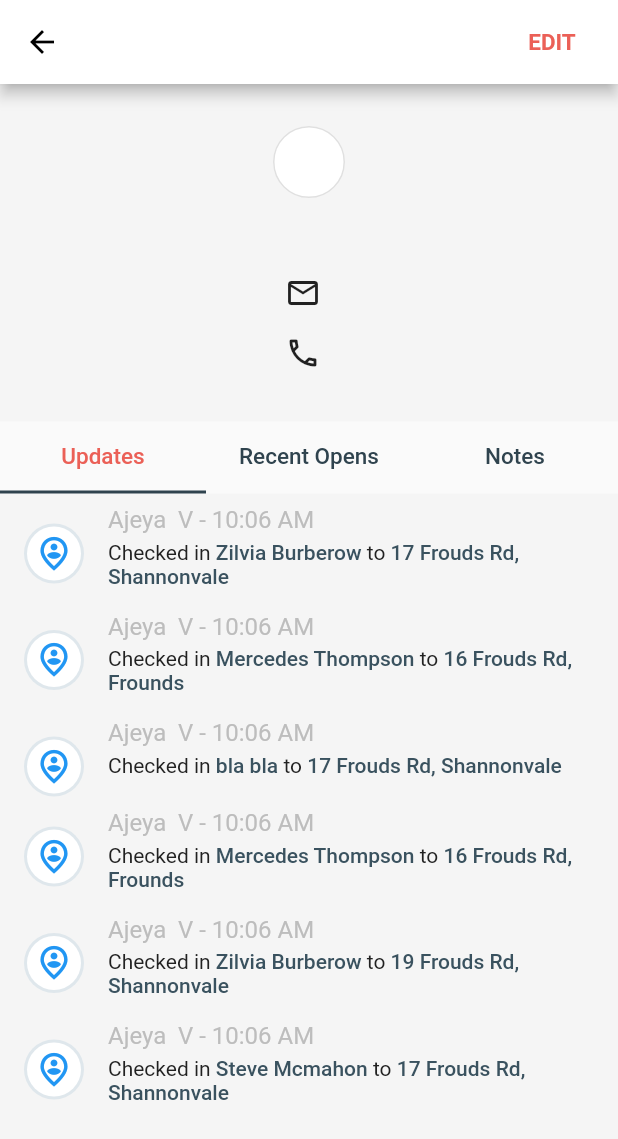
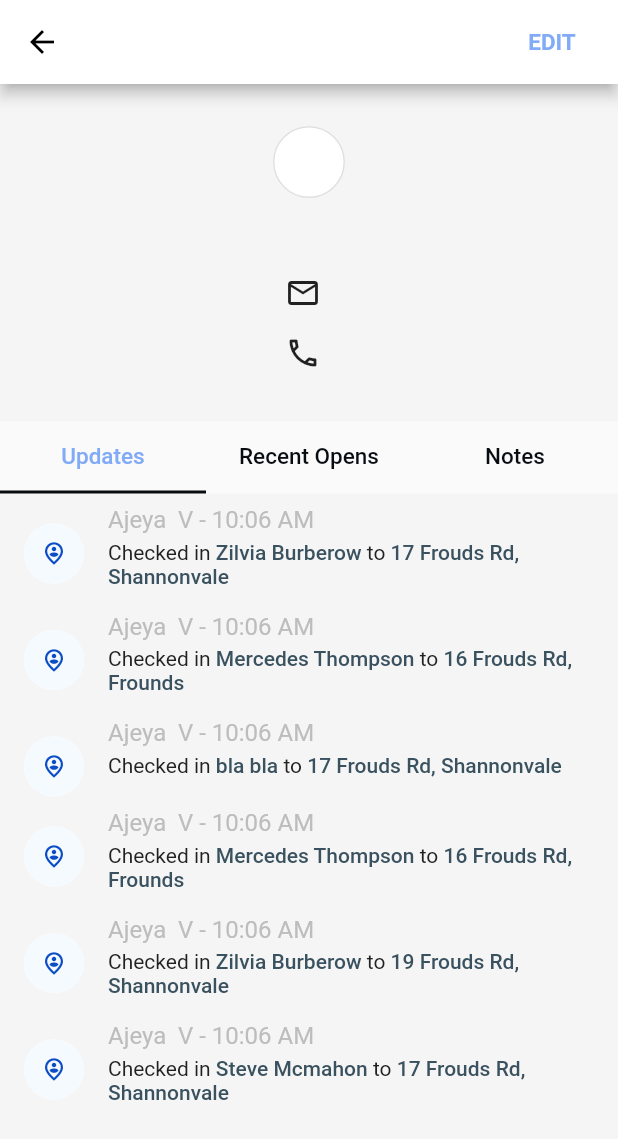
Before and after one commit to rohitattaluri552/agent-app, a Flutter app: the ContactView screen opened directly with empty values, on a phone screen of 412 x 824 dp. Shown: the top 1139 px of the screen. Run offline on Flutter 3.47's test engine with Material 2 defaults, Android fonts, the phone set to English and light mode, and no system bars; our stand-ins replace outline_material_icons; network calls fail; Roboto replaces fonts that are missing (Gordita).

Commit message:
Added app drawer, modified activity tiles, empty upcoming event tiles

```diff
--- a/lib/constants/styles.dart
+++ b/lib/constants/styles.dart
@@ -21,13 +21,14 @@ class Style {
   static const double borderRadiusExtraSmall = 4.0;
   static const double elevation = 0;
 
-  static final Color _primaryColor = Color(0xff2f434e);
+  static final Color _primaryColor = Color(0xff080C11);
   static final Color _primaryColorLight = Color(0xffdfe7ec);
   static final Color _primaryColorDark = Color(0xff3a525f);
   static final Color _contrastingTextColor = Color(0xffffffff);
   static final Color _accentTextColor = Color(0xff60899f);
   static final Color _backgroundColor = Color(0xffe6e8ea);
   static final Color _secondaryColor = Color(0xffeb6057);
+  static final Color _highlighter = Color(0xff81aaf7);
 
   static final Color _secondaryColorDark = Color(0xff280301);
   static final Color _errorColor = Color(0xffd32f2f);
@@ -80,7 +81,7 @@ class Style {
       primaryVariant: _primaryColorLight,
       background: _backgroundColor,
       onBackground: _primaryColorDark,
-      secondary: _secondaryColor,
+      secondary: _highlighter,
       onSecondary: _contrastingTextColor,
       secondaryVariant: _secondaryColorDark,
       error: _errorColor,
--- a/lib/screens/create_or_edit_contact.dart
+++ b/lib/screens/create_or_edit_contact.dart
@@ -13,10 +13,7 @@ class _CreateOrEditContactState extends State<CreateOrEditContact> {
 
   GlobalKey<FormState> _createContactformKey = GlobalKey<FormState>();
 
-
-
   TextEditingController firstNameController;
-  String note;
 
 
   @override
--- a/lib/screens/listing_view.dart
+++ b/lib/screens/listing_view.dart
@@ -1,3 +1,4 @@
+import 'package:agent_app/widgets/app_drawer.dart';
 import 'package:agent_app/widgets/listing_list_item.dart';
 import 'package:agent_app/widgets/section_title.dart';
 import 'package:agent_app/widgets/title_bar.dart';
@@ -232,6 +233,7 @@ class _ListingViewState extends State<ListingView> {
 
 
     return Scaffold (
+      drawer: AppDrawer(),
       appBar: widget.view != 'contacts' ? TitleBar(title: 'Listings') : null,
       body: Padding(
         padding: const EdgeInsets.all(0.0),
--- a/lib/widgets/activity_tile.dart
+++ b/lib/widgets/activity_tile.dart
@@ -1,3 +1,4 @@
+import 'package:agent_app/widgets/add_or_edit_note.dart';
 import 'package:flutter/material.dart';
 import 'package:outline_material_icons/outline_material_icons.dart';
 import 'package:intl/intl.dart';
@@ -6,14 +7,20 @@ enum ActivityType { note, checkin, document }
 
 final activityIcon = {
   ActivityType.checkin: OMIcons.personPinCircle,
-  ActivityType.note: OMIcons.create,
+  ActivityType.note: OMIcons.comment,
   ActivityType.document: OMIcons.description,
 };
 
 final activityIconColor = {
-  ActivityType.checkin: Colors.blue,
-  ActivityType.note: Colors.yellow,
-  ActivityType.document: Colors.green,
+  ActivityType.checkin: Color(0xff0C4DC6),
+  ActivityType.note: Color(0xff7C251e),
+  ActivityType.document: Color(0xff025B45),
+};
+
+final activityBgColor = {
+  ActivityType.checkin: Color(0xFFF5FAFF),
+  ActivityType.note: Color(0xffFCF0EF),
+  ActivityType.document: Color(0xff348254),
 };
 
 final activityDescription = {
@@ -30,16 +37,21 @@ class ActivityTile extends StatefulWidget {
 }
 
 class _ActivityTileState extends State<ActivityTile> {
+
+
   @override
   Widget build(BuildContext context) {
     final _activityObject = widget.activity;
     final textTheme = Theme.of(context).textTheme;
     final bold = textTheme.body1.copyWith(fontWeight: FontWeight.w500);
+    final noteFormType = 'editNote';
 
     dynamic getActivityType(type) {
-      if(type == 'note') return ActivityType.note;
-      else if(type == 'checkin') return ActivityType.checkin;
-      else if(type == 'document') return ActivityType.document;
+      if (type == 'note')
+        return ActivityType.note;
+      else if (type == 'checkin')
+        return ActivityType.checkin;
+      else if (type == 'document') return ActivityType.document;
     }
 
     activityCreatedAt(activity) {
@@ -51,22 +63,27 @@ class _ActivityTileState extends State<ActivityTile> {
     }
 
     Widget getActivityDescription(activity) {
-
       return RichText(
-        text: TextSpan (
-          text: '${activityDescription[getActivityType(_activityObject['type'])]} ',
+        text: TextSpan(
+          text:
+              '${activityDescription[getActivityType(_activityObject['type'])]} ',
           children: [
             TextSpan(
-              text: '${activity['firstNames']} ' ?? '',style: bold,
+              text: '${activity['firstNames']} ' ?? '',
+              style: bold,
             ),
             TextSpan(
-              text: '${activity['lastNames']} ' ?? '',style: bold,
+              text: '${activity['lastNames']} ' ?? '',
+              style: bold,
             ),
             TextSpan(
-              text:  getActivityType(activity['type']) == ActivityType.checkin ? 'to ' : 'for ',
+              text: getActivityType(activity['type']) == ActivityType.checkin
+                  ? 'to '
+                  : 'for ',
             ),
             TextSpan(
-              text: '${activity['address']}, ${activity['suburb']} ', style: bold,
+              text: '${activity['address']}, ${activity['suburb']} ',
+              style: bold,
             )
           ],
           style: textTheme.body1.copyWith(color: Colors.grey[900]),
@@ -74,9 +91,9 @@ class _ActivityTileState extends State<ActivityTile> {
       );
     }
 
-    return Container (
+    return Container(
       padding: EdgeInsets.only(bottom: 8.0),
-      child: Row (
+      child: Row(
         mainAxisSize: MainAxisSize.max,
         mainAxisAlignment: MainAxisAlignment.center,
         crossAxisAlignment: CrossAxisAlignment.start,
@@ -87,16 +104,18 @@ class _ActivityTileState extends State<ActivityTile> {
               children: <Widget>[
                 CircleAvatar(
                   child: CircleAvatar(
-                    backgroundColor: Colors.white,
+                    backgroundColor: activityBgColor[
+                        getActivityType(_activityObject['type'])],
                     foregroundColor: Colors.grey,
-                    radius: 18,
+                    radius: 22,
                     child: Icon(
                       activityIcon[getActivityType(_activityObject['type'])],
-                      size: 18 * 1.5,
-                      color: activityIconColor[getActivityType(_activityObject['type'])],
+                      size: 18,
+                      color: activityIconColor[
+                          getActivityType(_activityObject['type'])],
                     ),
                   ),
-                  backgroundColor: Theme.of(context).primaryColorLight,
+                  backgroundColor: Colors.white,
                 ),
               ],
             ),
@@ -106,25 +125,36 @@ class _ActivityTileState extends State<ActivityTile> {
               crossAxisAlignment: CrossAxisAlignment.stretch,
               children: <Widget>[
                 Text(activityCreatedAt(_activityObject),
-                  style: TextStyle(color: Colors.grey[400], fontSize: 16.0, fontWeight: FontWeight.w400)
-                ),
+                    style: TextStyle(
+                        color: Colors.grey[400],
+                        fontSize: 16.0,
+                        fontWeight: FontWeight.w400)),
                 SizedBox(height: 4.0),
                 getActivityDescription(_activityObject),
                 SizedBox(height: 8.0),
                 getActivityType(_activityObject['type']) == ActivityType.note
                     ? GestureDetector(
-                    onTap: () => {
-                      print('Open note edit view'),
+                        onTap: () => Navigator.pushNamed(
+                          context,
+                          AddOrEditNote.routeName,
+                          arguments: {
+                            'formType': noteFormType,
+                            'noteText' : _activityObject['note'] ?? '',
                           },
+                        ),
                         child: _activityObject['note'] != null
-                    ? Container (
+                            ? Container(
                                 padding: EdgeInsets.all(5.0),
                                 decoration: BoxDecoration(
-                        color: Colors.white,
-                        border: Border.all(width: 1.0,color: Colors.transparent, ),
+                                  color: Color(0xffF9F9FB),
+                                  border: Border.all(
+                                    width: 1.0,
+                                    color: Colors.transparent,
+                                  ),
                                   borderRadius: BorderRadius.circular(2),
                                 ),
-                        child: Text(_activityObject['note'], style: textTheme.body1),
+                                child: Text(_activityObject['note'],
+                                    style: textTheme.body1),
                               )
                             : Container(),
                       )
--- a/lib/widgets/tabs_widget.dart
+++ b/lib/widgets/tabs_widget.dart
@@ -7,7 +7,7 @@ class TabsWidget extends StatefulWidget {
     this.tabs,
     this.needPadding = true,
     this.getTabIndex,
-    this.view,
+    this.viewName,
     this.initialTab,
   });
 
@@ -15,7 +15,7 @@ class TabsWidget extends StatefulWidget {
   final List tabs;
   final bool needPadding;
   final Function(int) getTabIndex;
-  final String view;
+  final String viewName;
   final int initialTab;
 
   @override
@@ -50,7 +50,7 @@ class _TabsWidgetState extends State<TabsWidget> with SingleTickerProviderStateM
       children: <Widget>[
         Container(
           padding: widget.needPadding ? EdgeInsets.only(top:16.0,left: 16.0,right: 16.0) : EdgeInsets.all(0.0),
-          color: widget.view == 'contactView' ? Colors.grey[100] : Theme.of(context).canvasColor,
+          color: widget?.viewName == 'contactView' ? Colors.grey[100] : Theme.of(context).canvasColor,
           child: TabBar (
             controller: _tabController,
             indicatorColor: Theme.of(context).colorScheme.primary,
```
Also changed, not shown: lib/screens/contact_view.dart (+8 -3 lines), lib/screens/home_view.dart (+71 -14 lines), lib/screens/main_view.dart (+33 -22 lines), lib/widgets/add_or_edit_note.dart (+13 -14 lines), lib/widgets/app_drawer.dart (added, +54 -0 lines), lib/widgets/event_tile.dart (+69 -31 lines). Lines whose indentation alone changed are shown as unchanged.
